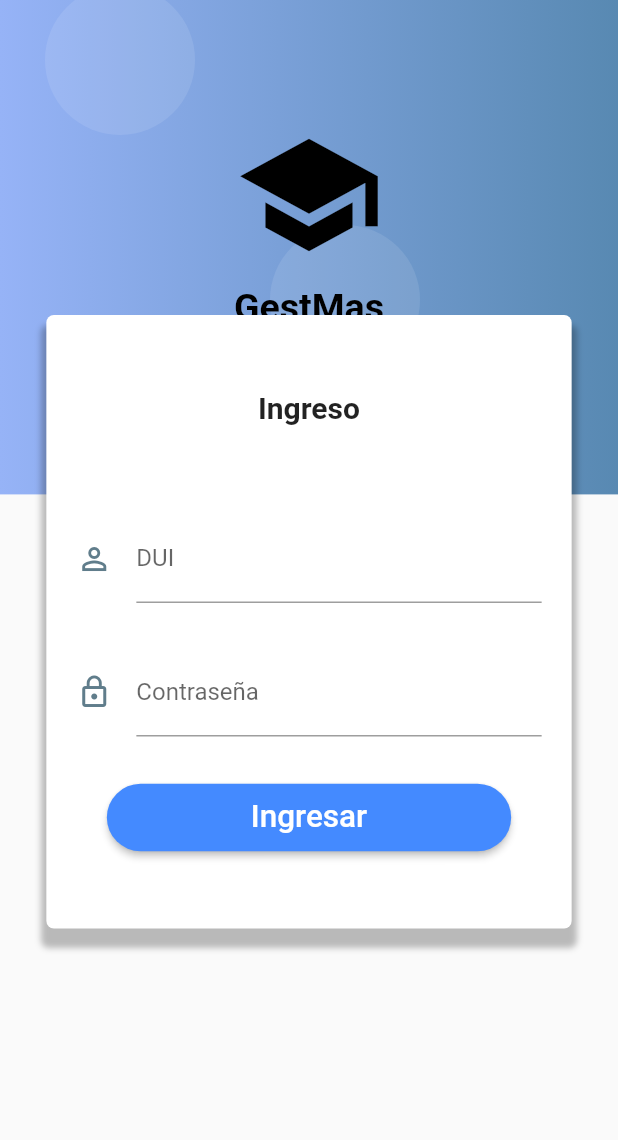
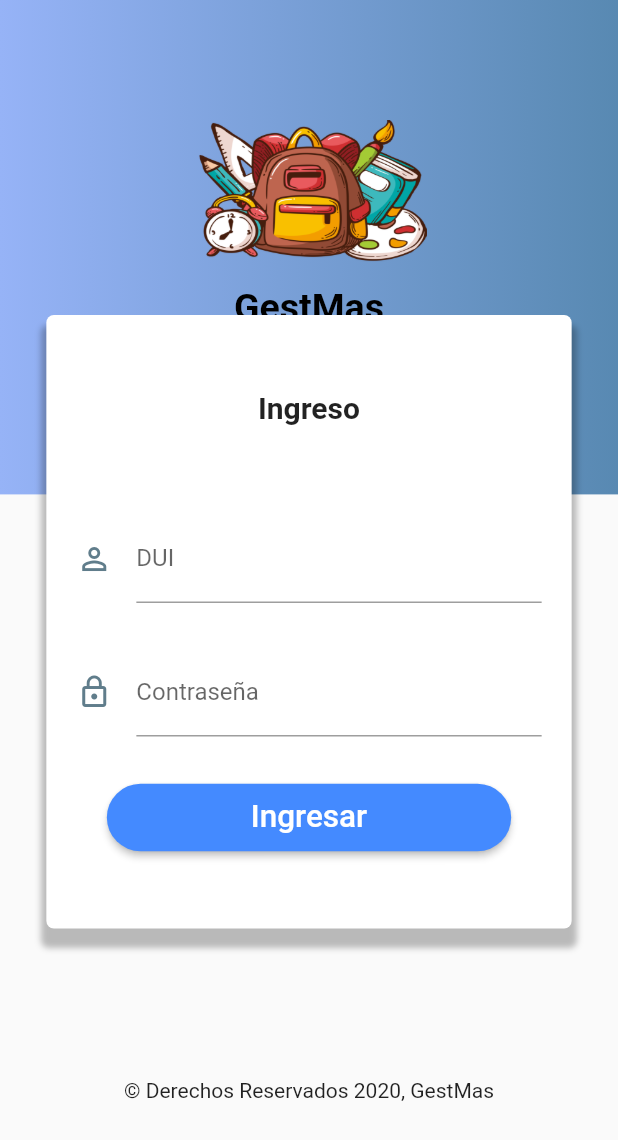
Before and after one commit to JOscarFlo/GestMas, a Flutter app: the screen it shows after launch, on a phone screen of 412 x 824 dp. Shown: the top 1140 px of the screen. Run offline on Flutter 3.47's test engine with Material 2 defaults, Android fonts, the light colour scheme and no system bars.

Commit message:
Cosas nuevas en el Login

```diff
--- a/lib/loginPage.dart
+++ b/lib/loginPage.dart
@@ -56,7 +56,9 @@ class LoginPage extends StatelessWidget {
             ],
           ),
 
-          )
+          ),
+          SizedBox(height: 70.0),
+          Text('© Derechos Reservados 2020, GestMas')
 
         ],
       ),
@@ -133,28 +135,22 @@ class LoginPage extends StatelessWidget {
       ),
     );
 
-    final circulo = Container(
-      width: 100.0,
-      height: 100.0,
-      decoration: BoxDecoration(
-        borderRadius: BorderRadius.circular(100.0),
-        color: Color.fromRGBO(255, 255, 255, 0.10),
-      ),
-    );
+
 
   return Stack(
     children: <Widget>[
       fondoAzul,
-      Positioned(top: -10.0, left: 30.0, child: circulo),
-      Positioned(top: 150.0, left: 180.0, child: circulo),
-      Positioned(bottom: -50.0, left: -10.0, child: circulo),
-      Positioned(bottom: -60.0, left: 200.0, child: circulo),
+      //Positioned(top: -10.0, left: 30.0, child: circulo),
+      //Positioned(top: 150.0, left: 180.0, child: circulo),
+      //Positioned(bottom: -50.0, left: -10.0, child: circulo),
+      //Positioned(bottom: -60.0, left: 200.0, child: circulo),
 
       Container(
         padding: EdgeInsets.only(top: 80.0),
         child: Column(
           children: <Widget>[
-            Icon( Icons.school, color: Colors.black, size: 100.0 ),
+            //Icon( Icons.school, color: Colors.black, size: 100.0 ),
+            Image.asset('assets/images/LogoGes.png',height: 100,),
             SizedBox( height: 10.0, width: double.infinity,),
             Text('GestMas', style: TextStyle( color: Colors.black, fontSize: 25.0, fontWeight: FontWeight.bold),)
           ],
--- a/pubspec.yaml
+++ b/pubspec.yaml
@@ -42,7 +42,7 @@ flutter:
 
   # To add assets to your application, add an assets section, like this:
   assets:
-    - assets/images/logo.png
+    - assets/images/
     #- images/a_dot_ham.jpeg
 
   # An image asset can refer to one or more resolution-specific "variants", see
```
Also changed, not shown: assets/images/LogoGes.png (added).
